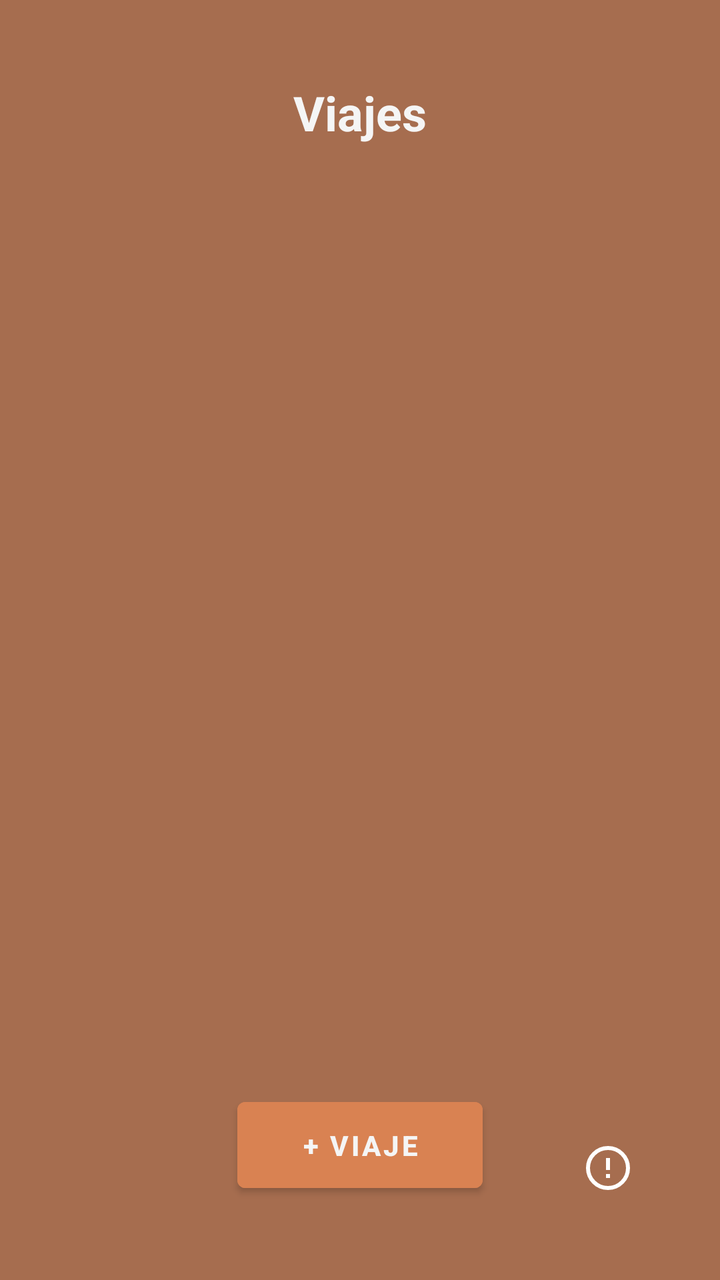
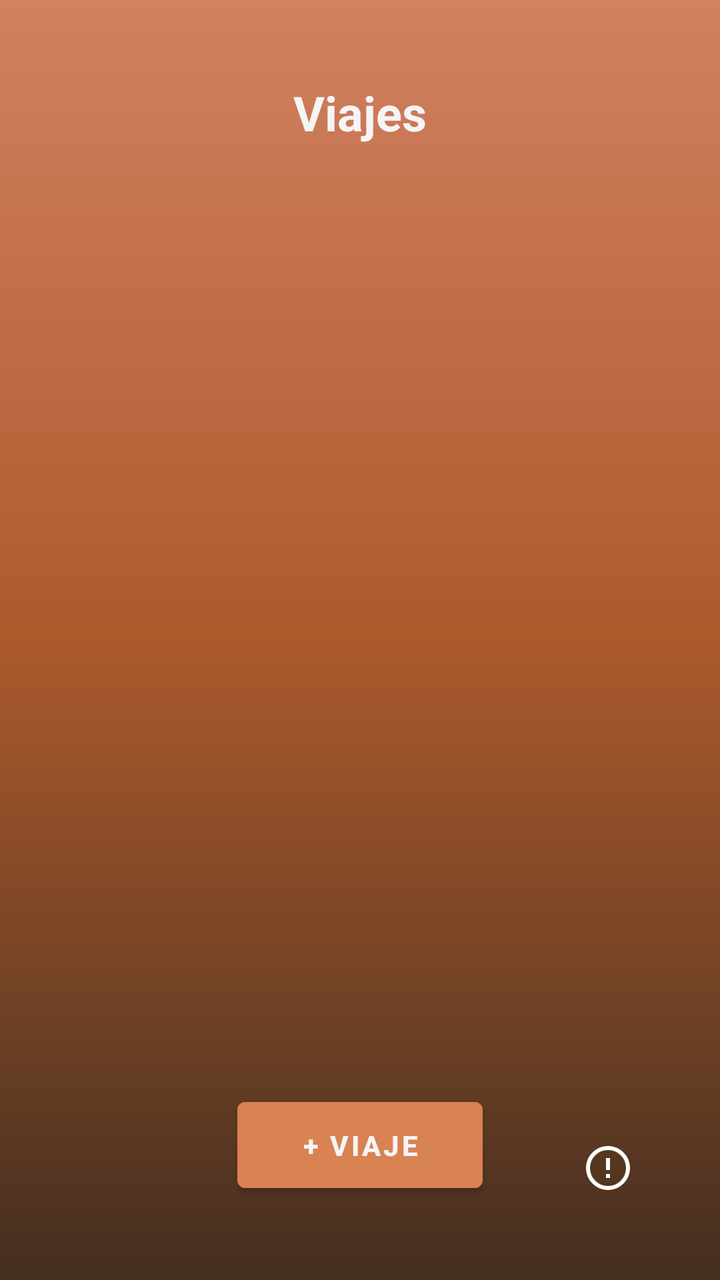

Compare the two renders of this Android layout. The source of the first and the diff that turns it into the second are given below.
<!-- AndroidManifest.xml: application theme Theme.Satori_by_Aristo -->
<!-- res/layout/fragment_administrador.xml -->
<?xml version="1.0" encoding="utf-8"?>
<RelativeLayout xmlns:android="http://schemas.android.com/apk/res/android"
    android:id="@+id/mainViajes"
    android:layout_width="match_parent"
    android:layout_height="match_parent"
    android:background="@color/naranja_fondo"
    android:padding="16dp">

    
    <TextView
        android:id="@+id/tituloViajes"
        android:layout_width="wrap_content"
        android:layout_height="wrap_content"
        android:text="Viajes"
        android:textSize="24sp"
        android:textStyle="bold"
        android:textColor="@color/blanco_hueso"
        android:layout_centerHorizontal="true"
        android:layout_marginTop="24dp"/>

    
    <ListView
        android:id="@+id/listaOperadores"
        android:layout_width="match_parent"
        android:layout_height="match_parent"
        android:divider="@color/blanco_hueso"
        android:dividerHeight="4dp"
        android:layout_below="@id/tituloViajes"
        android:layout_above="@id/btnCrearViaje"
        android:layout_marginTop="16dp"/>

    
    <ImageButton
        android:id="@+id/btnAyuda"
        android:layout_width="48dp"
        android:layout_height="48dp"
        android:src="@drawable/ayudacirculo"
        android:background="@android:color/transparent"
        android:layout_alignParentEnd="true"
        android:layout_alignParentBottom="true"
        android:layout_margin="16dp"
        android:contentDescription="Ayuda" />

    
    <Button
        android:id="@+id/btnCrearViaje"
        android:layout_width="wrap_content"
        android:layout_height="wrap_content"
        android:text="+ Viaje"
        android:textStyle="bold"
        android:textColor="@color/blanco_hueso"
        android:backgroundTint="@color/naranja_boton"
        android:layout_centerHorizontal="true"
        android:layout_alignParentBottom="true"
        android:layout_marginBottom="24dp"
        android:paddingHorizontal="32dp"
        android:paddingVertical="12dp"/>
</RelativeLayout>
<!-- resources referenced by this layout -->
<resources>
  <color name="blanco_hueso">#F5F5F5</color>
  <color name="naranja_boton">#D98252</color>
  <color name="naranja_fondo">#A66D4F</color>
  <!-- drawable ayudacirculo (drawable) -->
  <vector xmlns:android="http://schemas.android.com/apk/res/android"
      android:width="24dp"
      android:height="24dp"
      android:viewportWidth="24"
      android:viewportHeight="24">
      
      <path
          android:strokeColor="#FFFFFFFF"
          android:strokeWidth="2"
          android:fillColor="@android:color/transparent"
          android:pathData="M12,2a10,10 0 1,0 0,20a10,10 0 1,0 0,-20z"/>
      
      <path
          android:fillColor="#FFFFFFFF"
          android:pathData="M11,7h2v6h-2zM11,15h2v2h-2z"/>
  </vector>
  <style name="Theme.Satori_by_Aristo" parent="Theme.MaterialComponents.DayNight.DarkActionBar">
          
          <item name="colorPrimary">@color/orange</item>
          <item name="colorPrimaryVariant">@color/orange_dark</item>
          <item name="colorOnPrimary">@color/white</item>
          <item name="colorSecondary">@color/grey</item>
          <item name="colorOnSecondary">@color/black</item>
      </style>
  <color name="orange">#FF9800</color>
  <color name="orange_dark">#F57C00</color>
  <color name="white">#FFFFFFFF</color>
  <color name="grey">#BF040303</color>
  <color name="black">#FF000000</color>
</resources>

<!-- the commit's change to res/layout/fragment_administrador.xml (unified diff, before → after) -->
@@ -3,7 +3,7 @@
     android:id="@+id/mainViajes"
     android:layout_width="match_parent"
     android:layout_height="match_parent"
-    android:background="@color/naranja_fondo"
+    android:background="@drawable/bg_gradient"
     android:padding="16dp">
 
     
@@ -23,11 +23,17 @@
         android:id="@+id/listaOperadores"
         android:layout_width="match_parent"
         android:layout_height="match_parent"
-        android:divider="@color/blanco_hueso"
-        android:dividerHeight="4dp"
         android:layout_below="@id/tituloViajes"
         android:layout_above="@id/btnCrearViaje"
-        android:layout_marginTop="16dp"/>
+        android:layout_marginTop="16dp"
+        android:divider="@null"
+        android:dividerHeight="10dp"
+        android:padding="12dp"
+        android:clipToPadding="false"
+      />
+
+
+
 
     
     <ImageButton
<!-- resource entries referenced after the edit -->
@@ -2,7 +2,6 @@
 <resources>
   <color name="blanco_hueso">#F5F5F5</color>
   <color name="naranja_boton">#D98252</color>
-  <color name="naranja_fondo">#A66D4F</color>
   <!-- drawable ayudacirculo (drawable) -->
   <vector xmlns:android="http://schemas.android.com/apk/res/android"
       android:width="24dp"
@@ -20,6 +19,15 @@
           android:fillColor="#FFFFFFFF"
           android:pathData="M11,7h2v6h-2zM11,15h2v2h-2z"/>
   </vector>
+  <!-- drawable bg_gradient (drawable) -->
+  <shape xmlns:android="http://schemas.android.com/apk/res/android"
+      android:shape="rectangle">
+      <gradient
+          android:startColor="#442E1F"
+          android:centerColor="#AC5A2C"
+          android:endColor="#D28161"
+          android:angle="90"/>
+  </shape>
   <style name="Theme.Satori_by_Aristo" parent="Theme.MaterialComponents.DayNight.DarkActionBar">
           
           <item name="colorPrimary">@color/orange</item>
@@ -27,6 +35,12 @@
           <item name="colorOnPrimary">@color/white</item>
           <item name="colorSecondary">@color/grey</item>
           <item name="colorOnSecondary">@color/black</item>
+  
+          
+          <item name="android:statusBarColor">@color/orange_dark</item> 
+          <item name="android:windowDrawsSystemBarBackgrounds">true</item> 
+          <item name="windowActionBar">true</item>
+          <item name="windowNoTitle">false</item>
       </style>
   <color name="orange">#FF9800</color>
   <color name="orange_dark">#F57C00</color>
